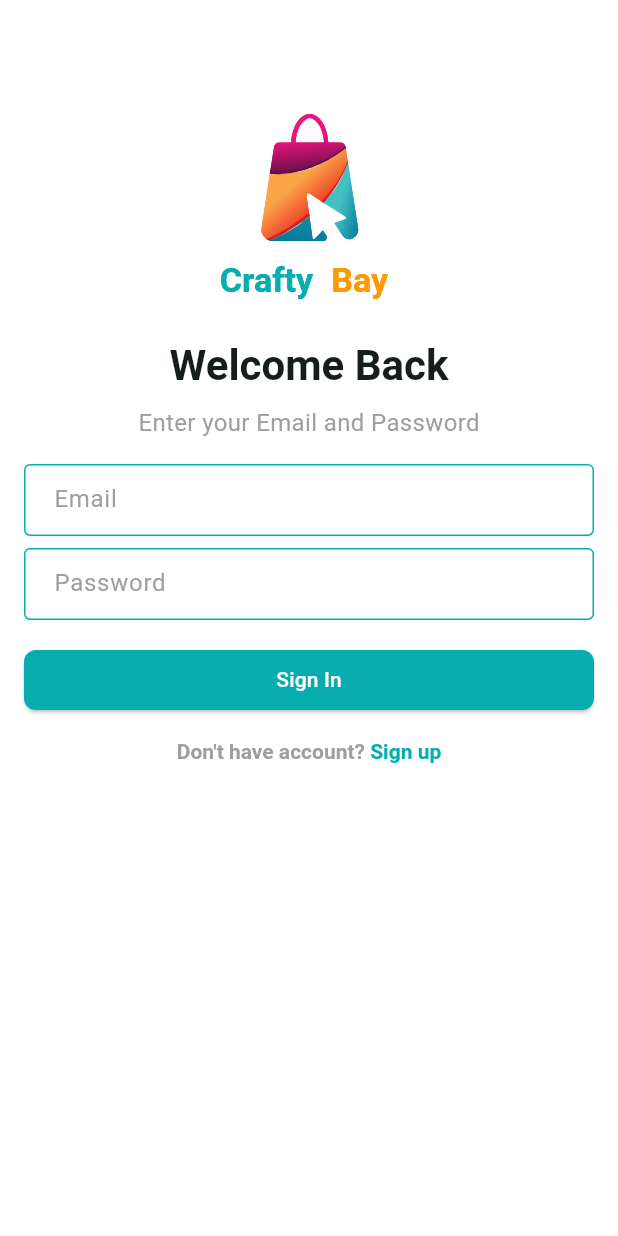
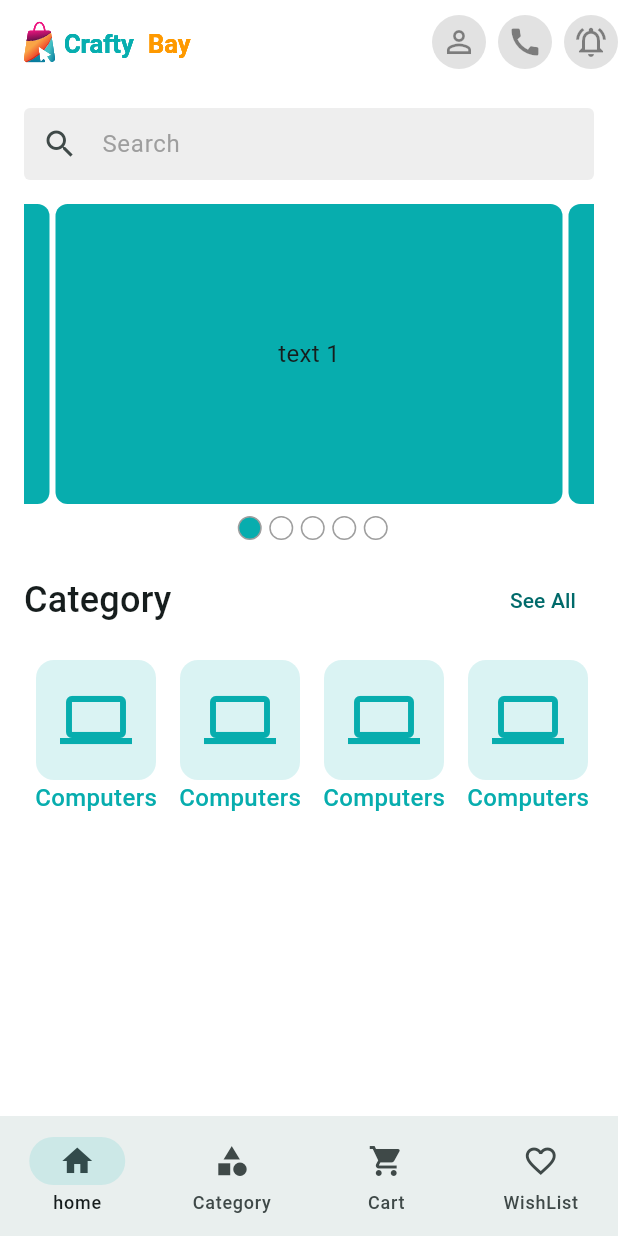
Before and after one commit to MahfuzAhmed28/ecommerce, a Flutter app: the screen it shows after launch, on a phone screen of 412 x 824 dp. Run offline on Flutter 3.47's test engine with Material 3 defaults, Android fonts, the phone set to English and light mode, and no system bars; drawn by our look-alikes of carousel_slider; our stand-ins replace firebase_core, firebase_crashlytics, flutter_svg, pin_code_fields; accounts and stored records are empty; generated files the repository leaves out were written again.

Commit message:
Home Screen Part 1

```diff
--- a/lib/app/app.dart
+++ b/lib/app/app.dart
@@ -15,6 +15,7 @@ class _CraftyBayState extends State<CraftyBay> {
   @override
   Widget build(BuildContext context) {
     return MaterialApp(
+      debugShowCheckedModeBanner: false,
       initialRoute: '/',
       onGenerateRoute: AppRoutes.onGenerateRoute,
       theme: ThemeData(
@@ -51,6 +52,9 @@ class _CraftyBayState extends State<CraftyBay> {
             foregroundColor: Colors.white,
             backgroundColor: AppColors.themeColor,
           )
+        ),
+        appBarTheme: AppBarTheme(
+          backgroundColor: Colors.white,
         )
 
       ),
--- a/lib/app/app_routes.dart
+++ b/lib/app/app_routes.dart
@@ -2,6 +2,7 @@ import 'package:ecommerce/features/auth/ui/screens/sign_in_screen.dart';
 import 'package:ecommerce/features/auth/ui/screens/sign_up_screen.dart';
 import 'package:ecommerce/features/auth/ui/screens/splash_screen.dart';
 import 'package:ecommerce/features/auth/ui/screens/verify_otp_screen.dart';
+import 'package:ecommerce/features/common/ui/screens/main_bottom_nav_bar_screen.dart';
 import 'package:flutter/material.dart';
 
 class AppRoutes
@@ -21,6 +22,9 @@ class AppRoutes
     else if(settings.name==VerifyOtpScreen.name){
       route=const VerifyOtpScreen();
     }
+    else if(settings.name==MainBottomNavBarScreen.name){
+      route =const MainBottomNavBarScreen();
+    }
 
     return MaterialPageRoute(
       builder: (context) {
--- a/lib/app/assets_path.dart
+++ b/lib/app/assets_path.dart
@@ -2,4 +2,5 @@ class AssetsPath
 {
   static const String _imageBaseUrl='assets/images';
   static const String logoSvg='$_imageBaseUrl/logo.svg';
+  static const String logoNavSvg='$_imageBaseUrl/logo_nav.svg';
 }
--- a/lib/features/auth/ui/screens/splash_screen.dart
+++ b/lib/features/auth/ui/screens/splash_screen.dart
@@ -1,6 +1,7 @@
 import 'package:ecommerce/app/app_configs.dart';
 import 'package:ecommerce/features/auth/ui/screens/sign_in_screen.dart';
 import 'package:ecommerce/features/auth/ui/widgets/app_logo.dart';
+import 'package:ecommerce/features/common/ui/screens/main_bottom_nav_bar_screen.dart';
 import 'package:flutter/material.dart';
 import 'package:flutter_gen/gen_l10n/app_localizations.dart';
 
@@ -23,7 +24,7 @@ class _SplashScreenState extends State<SplashScreen> {
 
   Future<void> _moveToNextScreen() async{
     await Future.delayed(const Duration(seconds: 2));
-    Navigator.pushReplacementNamed(context, SignInScreen.name);
+    Navigator.pushReplacementNamed(context, MainBottomNavBarScreen.name);
   }
   @override
   Widget build(BuildContext context) {
--- /dev/null
+++ b/lib/features/common/ui/screens/main_bottom_nav_bar_screen.dart
@@ -0,0 +1,42 @@
+import 'package:ecommerce/features/home/ui/screens/home_screen.dart';
+import 'package:flutter/material.dart';
+
+class MainBottomNavBarScreen extends StatefulWidget {
+  const MainBottomNavBarScreen({super.key});
+
+  static const String name='/main-nav-bar-screen';
+
+  @override
+  State<MainBottomNavBarScreen> createState() => _MainBottomNavBarScreenState();
+}
+
+class _MainBottomNavBarScreenState extends State<MainBottomNavBarScreen> {
+
+  int _selectedIndex=0;
+  final List<Widget> _screens=[
+    HomeScreen(),
+    HomeScreen(),
+    HomeScreen(),
+    HomeScreen(),
+  ];
+
+  @override
+  Widget build(BuildContext context) {
+    return Scaffold(
+      body: _screens[_selectedIndex],
+      bottomNavigationBar: NavigationBar(
+        selectedIndex: _selectedIndex,
+        onDestinationSelected: (int index){
+          _selectedIndex=index;
+          setState(() {});
+        },
+        destinations: const [
+          NavigationDestination(icon: Icon(Icons.home), label: 'home'),
+          NavigationDestination(icon: Icon(Icons.category), label: 'Category'),
+          NavigationDestination(icon: Icon(Icons.shopping_cart), label: 'Cart'),
+          NavigationDestination(icon: Icon(Icons.favorite_border), label: 'WishList'),
+        ]
+      ),
+    );
+  }
+}
--- /dev/null
+++ b/lib/features/home/ui/screens/home_screen.dart
@@ -0,0 +1,93 @@
+import 'package:carousel_slider/carousel_slider.dart';
+import 'package:ecommerce/app/app_colors.dart';
+import 'package:ecommerce/app/assets_path.dart';
+import 'package:ecommerce/features/home/ui/widgets/app_bar_action_button.dart';
+import 'package:ecommerce/features/home/ui/widgets/category_item.dart';
+import 'package:ecommerce/features/home/ui/widgets/section_header.dart';
+import 'package:flutter/material.dart';
+import 'package:flutter_svg/flutter_svg.dart';
+
+import '../widgets/home_carousel_slider.dart';
+
+class HomeScreen extends StatefulWidget {
+  const HomeScreen({super.key});
+
+  @override
+  State<HomeScreen> createState() => _HomeScreenState();
+}
+
+class _HomeScreenState extends State<HomeScreen> {
+  @override
+  Widget build(BuildContext context) {
+    return Scaffold(
+      appBar: _buildAppBar(),
+      body: Padding(
+        padding: const EdgeInsets.all(16.0),
+        child: Column(
+          children: [
+            _buildSearchTextField(),
+            SizedBox(height: 16,),
+            HomeCarouselSlider(),
+            SizedBox(height: 16,),
+            SectionHeader(
+              title: 'Category',
+              seeAll: () {},
+            ),
+            SizedBox(height: 16,),
+            _buildCategoriesSection()
+          ],
+        ),
+      ),
+    );
+  }
+
+  Widget _buildCategoriesSection() {
+    return SingleChildScrollView(
+      scrollDirection: Axis.horizontal,
+      child: Row(
+        children: [
+          CategoryItem(),
+          CategoryItem(),
+          CategoryItem(),
+          CategoryItem(),
+          CategoryItem(),
+          CategoryItem(),
+        ],
+      ),
+    );
+  }
+
+  Widget _buildSearchTextField() {
+    return TextField(
+      textInputAction: TextInputAction.search,
+      decoration: InputDecoration(
+        fillColor: Colors.grey.shade200,
+        filled: true,
+        hintText: 'Search',
+        prefixIcon: Icon(Icons.search),
+        border: OutlineInputBorder(
+          borderSide: BorderSide.none,
+        ),
+        enabledBorder: OutlineInputBorder(
+          borderSide: BorderSide.none,
+        ),
+        focusedBorder: OutlineInputBorder(
+          borderSide: BorderSide.none,
+        ),
+      ),
+    );
+  }
+
+  AppBar _buildAppBar() {
+    return AppBar(
+      title: SvgPicture.asset(AssetsPath.logoNavSvg),
+      actions: [
+        AppBarActionButtion(icon: Icons.person_outline,onTap: () {},),
+        const SizedBox(width: 8,),
+        AppBarActionButtion(icon: Icons.call,onTap: () {},),
+        const SizedBox(width: 8,),
+        AppBarActionButtion(icon: Icons.notifications_active_outlined,onTap: () {},),
+      ],
+    );
+  }
+}
--- /dev/null
+++ b/lib/features/home/ui/widgets/app_bar_action_button.dart
@@ -0,0 +1,22 @@
+import 'package:flutter/material.dart';
+
+class AppBarActionButtion extends StatelessWidget {
+  const AppBarActionButtion({
+    super.key, required this.icon, required this.onTap,
+  });
+
+  final IconData icon;
+  final VoidCallback onTap;
+
+  @override
+  Widget build(BuildContext context) {
+    return GestureDetector(
+      onTap: onTap,
+      child: CircleAvatar(
+        radius: 18,
+        backgroundColor: Colors.grey.withOpacity(0.3),
+        child: Icon(icon,color: Colors.black45,),
+      ),
+    );
+  }
+}
--- /dev/null
+++ b/lib/features/home/ui/widgets/category_item.dart
@@ -0,0 +1,36 @@
+import 'package:ecommerce/app/app_colors.dart';
+import 'package:flutter/material.dart';
+
+class CategoryItem extends StatelessWidget {
+  const CategoryItem({
+    super.key,
+  });
+
+  @override
+  Widget build(BuildContext context) {
+    return Column(
+      children: [
+        Card(
+          margin: EdgeInsets.symmetric(horizontal: 8),
+          color: AppColors.themeColor.withOpacity(0.15),
+          elevation: 0,
+          child: Padding(
+            padding: EdgeInsets.all(16),
+            child: Icon(
+              Icons.computer,
+              color: AppColors.themeColor,
+              size:48,
+            ),
+          ),
+        ),
+        Text('Computers',
+          style: TextStyle(
+            color: AppColors.themeColor,
+            fontWeight: FontWeight.w500,
+            fontSize: 16,
+          ),
+        )
+      ],
+    );
+  }
+}
--- /dev/null
+++ b/lib/features/home/ui/widgets/home_carousel_slider.dart
@@ -0,0 +1,70 @@
+import 'package:carousel_slider/carousel_slider.dart';
+import 'package:ecommerce/app/app_colors.dart';
+import 'package:flutter/material.dart';
+
+class HomeCarouselSlider extends StatefulWidget {
+  const HomeCarouselSlider({
+    super.key,
+  });
+
+  @override
+  State<HomeCarouselSlider> createState() => _HomeCarouselSliderState();
+}
+
+class _HomeCarouselSliderState extends State<HomeCarouselSlider> {
+  int _selectedSlider=0;
+  @override
+  Widget build(BuildContext context) {
+    return Column(
+      children: [
+        CarouselSlider(
+          options: CarouselOptions(
+            height: 200.0,
+            viewportFraction: 0.90,
+            onPageChanged: (index,reason){
+              _selectedSlider=index;
+              setState(() {});
+            }
+          ),
+          items: [1,2,3,4,5].map((i) {
+            return Builder(
+              builder: (BuildContext context) {
+                return Container(
+                    width: MediaQuery.of(context).size.width,
+                    margin: EdgeInsets.symmetric(horizontal: 2.0),
+                    decoration: BoxDecoration(
+                      color: AppColors.themeColor,
+                      borderRadius: BorderRadius.circular(8),
+                    ),
+                    child: Center(
+                      child: Text(
+                        'text $i',
+                        style: TextStyle(fontSize: 16.0),
+                      ),
+                    )
+                );
+              },
+            );
+          }).toList(),
+        ),
+        SizedBox(height: 8,),
+        Row(
+          mainAxisAlignment: MainAxisAlignment.center,
+          children: [
+            for(int i=0;i<5;i++)
+              Container(
+                width: 16,
+                height: 16,
+                margin: EdgeInsets.only(left: 5),
+                decoration: BoxDecoration(
+                  borderRadius: BorderRadius.circular(20),
+                  border: Border.all(color: Colors.grey),
+                  color: _selectedSlider==i ? AppColors.themeColor : Colors.white,
+                ),
+              )
+          ],
+        )
+      ],
+    );
+  }
+}
--- /dev/null
+++ b/lib/features/home/ui/widgets/section_header.dart
@@ -0,0 +1,22 @@
+import 'package:flutter/material.dart';
+
+class SectionHeader extends StatelessWidget {
+  const SectionHeader({
+    super.key, required this.title, required this.seeAll,
+  });
+
+  final String title;
+  final VoidCallback seeAll;
+
+  @override
+  Widget build(BuildContext context) {
+    TextTheme textTheme=Theme.of(context).textTheme;
+    return Row(
+      mainAxisAlignment: MainAxisAlignment.spaceBetween,
+      children: [
+        Text(title,style: textTheme.titleMedium?.copyWith(fontSize: 24),),
+        TextButton(onPressed: seeAll, child: Text('See All')),
+      ],
+    );
+  }
+}
--- a/pubspec.yaml
+++ b/pubspec.yaml
@@ -25,6 +25,7 @@ dependencies:
   firebase_crashlytics: ^4.3.4
   firebase_analytics: ^11.4.4
   pin_code_fields: ^8.0.1
+  carousel_slider: ^5.0.0
 
 
 dev_dependencies:
```
Also changed, not shown: assets/images/logo_nav.svg (added), pubspec.lock.
